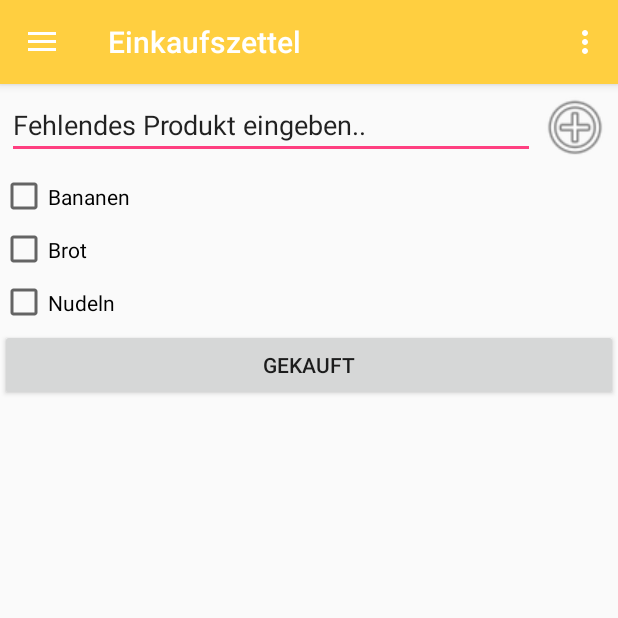
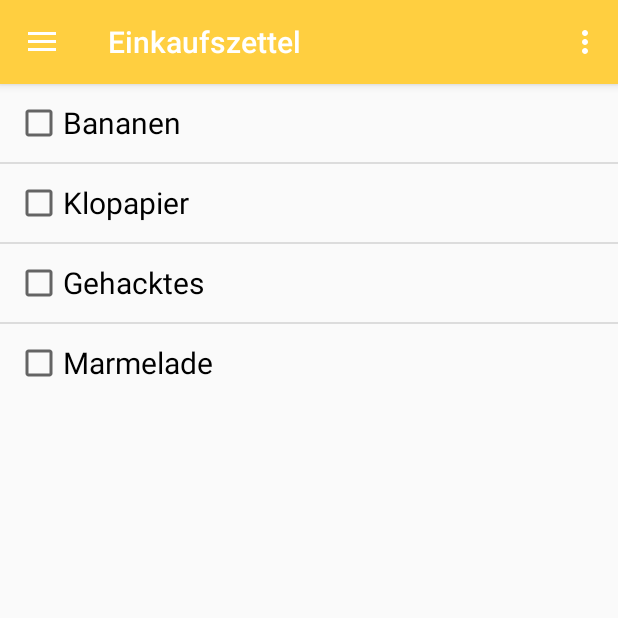
Before and after one commit to Wieee/WGPlaner, an Android app: the screen it shows after launch (MainActivity), after a tap on "Einkaufszettel", on a phone screen of 412 x 824 dp, the top half of it. Run offline under Robolectric (Android 15) with nearby library versions, the phone set to English and light mode, and no system bars; 1 other tap on this screen came first.

Commit message:
Einkaufszettel Design Liste

```diff
--- a/app/src/main/java/vorlesung/hslu/wgapp/fragment_einkaufszettel.java
+++ b/app/src/main/java/vorlesung/hslu/wgapp/fragment_einkaufszettel.java
@@ -6,16 +6,36 @@ import android.support.annotation.Nullable;
 import android.view.LayoutInflater;
 import android.view.View;
 import android.view.ViewGroup;
+import android.widget.ArrayAdapter;
+import android.widget.ListView;
+
+import java.util.ArrayList;
+import java.util.Arrays;
+import java.util.List;
 
 public class fragment_einkaufszettel extends Fragment {
-    View einkaufszettelview;
 
     @Nullable
     @Override
-    public View onCreateView(LayoutInflater inflater, @Nullable ViewGroup container, Bundle savedInstanceState) {
-        einkaufszettelview = inflater.inflate(R.layout.fragment_einkaufszettel, container, false);
-        ((MainActivity) getActivity()).getSupportActionBar().setTitle(
-                "Einkaufszettel");
-        return einkaufszettelview;
+    public View onCreateView(LayoutInflater inflater, ViewGroup container, Bundle savedInstanceState) {
+
+        String[] produkte = {"Bananen", "Klopapier", "Gehacktes", "Marmelade"};
+
+        View einkaufszettelView = inflater.inflate(R.layout.fragment_einkaufszettel, container, false);
+        ((MainActivity) getActivity()).getSupportActionBar().setTitle("Einkaufszettel");
+
+        List<String> produktListe = new ArrayList<>(Arrays.asList(produkte));
+
+        ArrayAdapter<String> produktListeAdapter =
+                new ArrayAdapter<>(
+                        getActivity(), //aktuelle Umgebung
+                        R.layout.fragment_einkaufszettel_listview_item, //XML Datei in der ID liegt
+                        R.id.listview_item_einkaufszettel, //List Item ID
+                        produktListe); //Array Liste
+
+        ListView listView = (ListView) einkaufszettelView.findViewById(R.id.listview_einkaufszettel);
+        listView.setAdapter(produktListeAdapter);
+
+        return einkaufszettelView;
     }
 }
--- a/app/src/main/java/vorlesung/hslu/wgapp/fragment_haushaltsbuch.java
+++ b/app/src/main/java/vorlesung/hslu/wgapp/fragment_haushaltsbuch.java
@@ -14,8 +14,7 @@ public class fragment_haushaltsbuch extends Fragment {
     @Override
     public View onCreateView(LayoutInflater inflater, @Nullable ViewGroup container, Bundle savedInstanceState) {
         haushaltsbuchview = inflater.inflate(R.layout.fragment_haushaltsbuch, container, false);
-        ((MainActivity) getActivity()).getSupportActionBar().setTitle(
-                "Haushaltsbuch");
+        ((MainActivity) getActivity()).getSupportActionBar().setTitle("Haushaltsbuch");
         return haushaltsbuchview;
     }
 
--- a/app/src/main/res/layout/fragment_einkaufszettel.xml
+++ b/app/src/main/res/layout/fragment_einkaufszettel.xml
@@ -1,74 +1,18 @@
 <?xml version="1.0" encoding="utf-8"?>
-<LinearLayout
-    xmlns:android="http://schemas.android.com/apk/res/android"
+<LinearLayout xmlns:android="http://schemas.android.com/apk/res/android"
     xmlns:app="http://schemas.android.com/apk/res-auto"
     android:layout_width="match_parent"
     android:layout_height="match_parent"
-    app:layout_collapseParallaxMultiplier="1.0"
-    android:orientation="vertical">
+    android:orientation="vertical"
+    app:layout_collapseParallaxMultiplier="1.0">
 
-    <LinearLayout
+    <ListView
+        android:id="@+id/listview_einkaufszettel"
         android:layout_width="match_parent"
         android:layout_height="wrap_content"
-        android:layout_margin="3dp"
-        android:orientation="horizontal">
+        android:choiceMode="multipleChoice">
 
-        <EditText
-            android:id="@+id/editText"
-            android:layout_width="wrap_content"
-            android:layout_height="wrap_content"
-            android:layout_margin="1dp"
-            android:layout_weight="1"
-            android:ems="10"
-            android:inputType="textPersonName"
-            android:text="Fehlendes Produkt eingeben.." />
+    </ListView>
 
-        <Button
-            android:id="@+id/add_product_btn"
-            android:layout_width="@android:dimen/app_icon_size"
-
-            android:layout_height="@android:dimen/app_icon_size"
-            android:layout_margin="1dp"
-            android:layout_marginBottom="1dp"
-            android:layout_marginTop="1dp"
-            android:background="@android:drawable/ic_menu_add"
-            android:visibility="visible" />
-    </LinearLayout>
-
-    <LinearLayout
-        android:layout_width="match_parent"
-        android:layout_height="wrap_content"
-        android:orientation="vertical">
-
-        <CheckBox
-            android:id="@+id/checkBox4"
-            android:layout_width="match_parent"
-            android:layout_height="35dp"
-            android:layout_weight="1"
-            android:checked="false"
-            android:duplicateParentState="false"
-            android:text="Bananen" />
-
-        <CheckBox
-            android:id="@+id/checkBox5"
-            android:layout_width="match_parent"
-            android:layout_height="35dp"
-            android:layout_weight="1"
-            android:text="Brot" />
-
-        <CheckBox
-            android:id="@+id/checkBox3"
-            android:layout_width="match_parent"
-            android:layout_weight="1"
-            android:text="Nudeln"
-            android:layout_height="35dp" />
-
-        <Button
-            android:id="@+id/button3"
-            android:layout_width="match_parent"
-            android:layout_height="wrap_content"
-            android:layout_weight="1"
-            android:text="gekauft" />
-    </LinearLayout>
 
 </LinearLayout>
--- /dev/null
+++ b/app/src/main/res/layout/fragment_einkaufszettel_listview_item.xml
@@ -0,0 +1,15 @@
+<?xml version="1.0" encoding="utf-8"?>
+<LinearLayout xmlns:android="http://schemas.android.com/apk/res/android"
+    android:orientation="vertical"
+    android:layout_width="match_parent"
+    android:layout_height="match_parent">
+
+    <CheckBox
+        android:id="@+id/listview_item_einkaufszettel"
+        android:layout_width="wrap_content"
+        android:layout_height="wrap_content"
+        android:text="ListViewItem"
+        android:textSize="20dp"
+        android:layout_margin="10dp"
+        />
+</LinearLayout>
--- a/app/src/main/res/layout/fragment_putzplan.xml
+++ b/app/src/main/res/layout/fragment_putzplan.xml
@@ -1,6 +1,8 @@
 <?xml version="1.0" encoding="utf-8"?>
-<LinearLayout xmlns:android="http://schemas.android.com/apk/res/android"
-    android:orientation="vertical" android:layout_width="match_parent"
+<LinearLayout
+    xmlns:android="http://schemas.android.com/apk/res/android"
+    android:orientation="vertical"
+    android:layout_width="match_parent"
     android:layout_height="match_parent">
 
     <android.support.design.widget.CoordinatorLayout
--- /dev/null
+++ b/app/src/main/res/values-v21/styles.xml
@@ -0,0 +1,12 @@
+<?xml version="1.0" encoding="utf-8"?>
+<resources>
+
+    <style name="custom1" parent="android:Theme.Material.Light" >
+        <item name="android:colorAccent">@color/colorPrimary</item>
+        <item name="android:colorPrimaryDark">@color/place_autocomplete_separator</item>
+        <item name="android:colorPrimary">@color/cast_expanded_controller_ad_label_background_color</item>
+        <item name="android:colorForeground">@color/colorPrimary</item>
+        <item name="android:navigationBarColor">@color/colorPrimary</item>
+        <item name="android:textColorPrimary">@color/primary_text_material_light</item>
+    </style>
+</resources>
```
